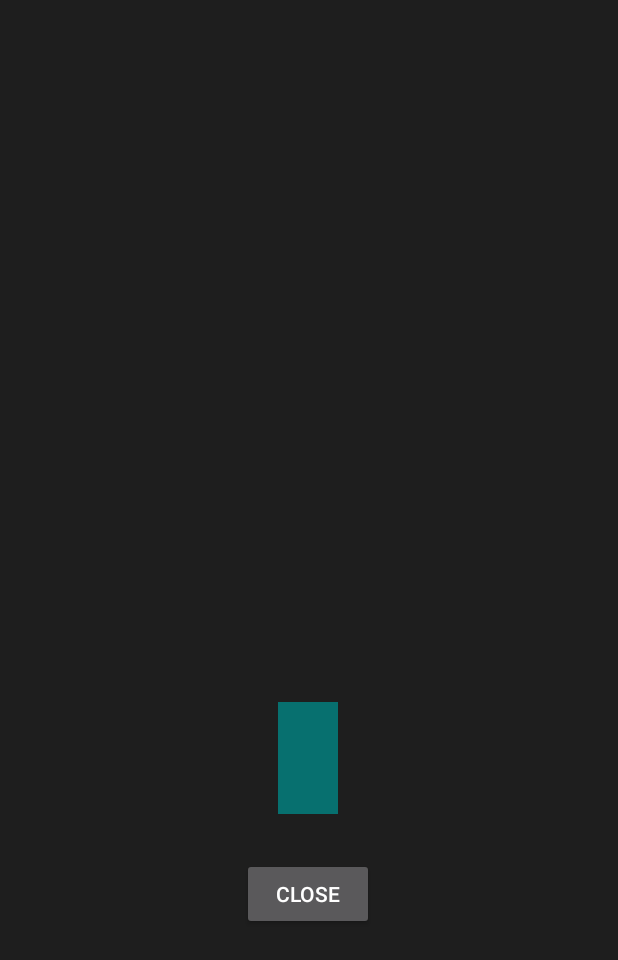
After one commit to DevYouriD/WheelOfDespair, an Android app built with Jetpack Compose: the layout winner_popup.xml on its own in the app's theme, with its tools: preview values and no code run, on a phone screen of 412 x 824 dp. The commit adds this screen. Shown: the top 960 px of the screen. Run offline under Robolectric (Android 15) with nearby library versions, the phone set to English and light mode, and no system bars.

Commit message:
Added popup that displays winner

```diff
--- a/app/src/main/java/com/example/wheelofdespair/views/CustomArrayAdapter.kt
+++ b/app/src/main/java/com/example/wheelofdespair/views/EditableList.kt
@@ -14,7 +14,7 @@ import com.example.wheelofdespair.R
 import com.example.wheelofdespair.sqlite.DataBaseHelper
 import com.example.wheelofdespair.sqlite.DataModel
 
-class CustomArrayAdapter(
+class EditableList(
     private val activity: SqliteActivity,
     context: Context,
     resource: Int,
--- a/app/src/main/java/com/example/wheelofdespair/views/SqliteActivity.kt
+++ b/app/src/main/java/com/example/wheelofdespair/views/SqliteActivity.kt
@@ -75,7 +75,7 @@ class SqliteActivity : AppCompatActivity() {
     }
 
     fun updateListView(dataBaseHelper: DataBaseHelper) {
-      dataArrayAdapter = CustomArrayAdapter(
+      dataArrayAdapter = EditableList(
           this,
           this@SqliteActivity,
           R.layout.custom_list_view,
--- a/app/src/main/java/com/example/wheelofdespair/wheel/WheelHelper.kt
+++ b/app/src/main/java/com/example/wheelofdespair/wheel/WheelHelper.kt
@@ -117,7 +117,6 @@ class WheelHelper @JvmOverloads constructor(
         }
     }
 
-
     private fun calculateTextSize(numberOfItems: Int): Float {
         val baseTextSize = 80f
         val multiplier = 0.5f
--- /dev/null
+++ b/app/src/main/res/layout/winner_popup.xml
@@ -0,0 +1,40 @@
+<?xml version="1.0" encoding="utf-8"?>
+<androidx.constraintlayout.widget.ConstraintLayout xmlns:android="http://schemas.android.com/apk/res/android"
+    xmlns:app="http://schemas.android.com/apk/res-auto"
+    xmlns:tools="http://schemas.android.com/tools"
+    android:layout_width="match_parent"
+    android:layout_height="match_parent">
+
+    <TextView
+        android:id="@+id/winnerTextView"
+        android:layout_width="wrap_content"
+        android:layout_height="wrap_content"
+        android:layout_centerInParent="true"
+        android:layout_marginTop="204dp"
+        android:background="@color/winnerPopup"
+        android:padding="20dp"
+
+        android:textColor="@android:color/white"
+        android:textSize="25sp"
+        android:textStyle="bold"
+        app:layout_constraintBottom_toTopOf="@+id/btnClose"
+        app:layout_constraintEnd_toEndOf="parent"
+        app:layout_constraintHorizontal_bias="0.498"
+        app:layout_constraintStart_toStartOf="parent"
+        app:layout_constraintTop_toTopOf="parent"
+        app:layout_constraintVertical_bias="0.901" />
+
+    <Button
+        android:id="@+id/btnClose"
+        android:layout_width="wrap_content"
+        android:layout_height="wrap_content"
+        android:layout_below="@id/winnerTextView"
+        android:layout_centerHorizontal="true"
+        android:layout_marginBottom="204dp"
+        android:text="@string/close"
+        app:layout_constraintBottom_toBottomOf="parent"
+        app:layout_constraintEnd_toEndOf="parent"
+        app:layout_constraintHorizontal_bias="0.498"
+        app:layout_constraintStart_toStartOf="parent" />
+
+</androidx.constraintlayout.widget.ConstraintLayout>
--- a/app/src/main/res/values/colors.xml
+++ b/app/src/main/res/values/colors.xml
@@ -4,6 +4,7 @@
     <color name="colorPrimary">#1E1E1E</color>
     <color name="colorPrimaryDark"> #000000</color>
     <color name="colorAccent">#6DA5C0</color>
+    <color name="winnerPopup">#07706F</color>
 
     <!-- WHEEL COLORS -->
     <color name="wheelColor1">#1a1334 </color>
--- a/app/src/main/res/values/strings.xml
+++ b/app/src/main/res/values/strings.xml
@@ -15,4 +15,5 @@
     <string name="cancel">Cancel</string>
     <string name="confirm">Confirm</string>
     <string name="do_you_want_to_exit">Do you want to exit?</string>
+    <string name="close">Close</string>
 </resources>
```
Also changed, not shown: app/src/main/java/com/example/wheelofdespair/views/WheelActivity.kt (+2 -5 lines), app/src/main/java/com/example/wheelofdespair/views/WinnerPopup.kt (added, +58 -0 lines).
